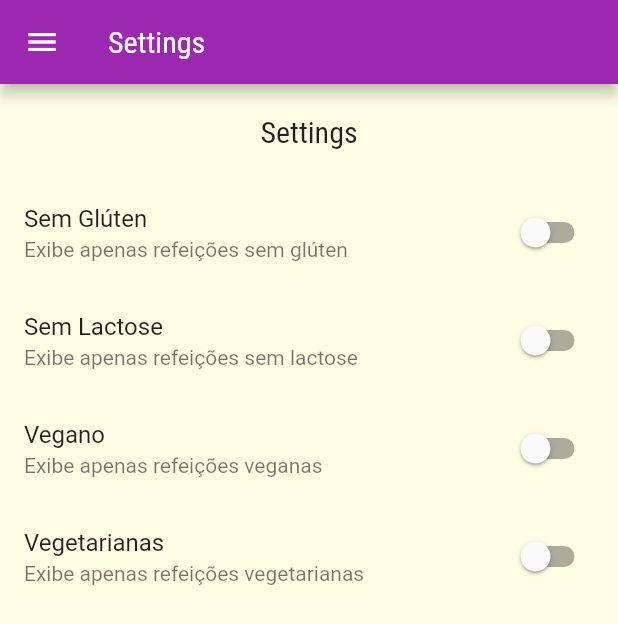
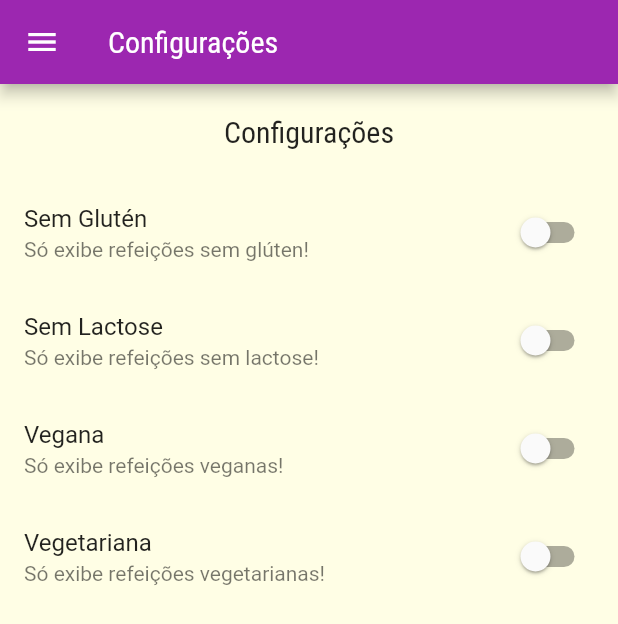
Before and after one commit to marcelinx/delimeals-flutter, a Flutter app: the SettingsScreen screen opened by its route, on a phone screen of 412 x 824 dp. Shown: the top 624 px of the screen. Run offline on Flutter 3.47's test engine with Material 2 defaults, Android fonts, the phone set to English and light mode, and no system bars; network calls fail.

Commit message:
adicionando filtro de refeicoes

```diff
--- a/lib/main.dart
+++ b/lib/main.dart
@@ -1,16 +1,49 @@
 import 'package:flutter/material.dart';
+
 import 'screens/tabs_screens.dart';
 import 'screens/categories_meals_screens.dart';
 import 'screens/meal_detail_screens.dart';
 import 'screens/settings_screens.dart';
+
 import 'utils/app_routes.dart';
+
+import 'models/meal.dart';
+import 'models/settings.dart';
+
+import 'data/dummy_data.dart';
 
 void main() {
   runApp(const MyApp());
 }
 
-class MyApp extends StatelessWidget {
+class MyApp extends StatefulWidget {
   const MyApp({Key? key}) : super(key: key);
+
+  @override
+  State<MyApp> createState() => _MyAppState();
+}
+
+class _MyAppState extends State<MyApp> {
+
+  Settings settings = Settings();
+  List<Meal> _availableMeals = dummyMeals;
+
+  void _filterMeals(Settings settings) {
+    setState(() {
+      this.settings = settings;
+
+      _availableMeals = dummyMeals.where((meal) {
+        final filterGluten = settings.isGlutenFree && !meal.isGlutenFree;
+        final filterLactose = settings.isLactoseFree && !meal.isLactoseFree;
+        final filterVegan = settings.isVegan && !meal.isVegan;
+        final filterVegetarian = settings.isVegetarian && !meal.isVegetarian;
+        return !filterGluten &&
+               !filterLactose &&
+               !filterVegan &&
+               !filterVegetarian;
+      }).toList();
+    });
+  }
 
   @override
   Widget build(BuildContext context) {
@@ -32,9 +65,9 @@ class MyApp extends StatelessWidget {
       ),
       routes: {
         AppRoutes.HOME: (ctx) => const TabsScreen(),
-        AppRoutes.CATEGORIES_MEALS: (ctx) => const CategoriesMealsScreen(),
+        AppRoutes.CATEGORIES_MEALS: (ctx) => CategoriesMealsScreen(_availableMeals),
         AppRoutes.MEAL_DETAIL: (ctx) => const MealDetailScreen(),
-        AppRoutes.SETTINGS: (ctx) => const SettingsScreen(),
+        AppRoutes.SETTINGS: (ctx) => SettingsScreen(settings ,_filterMeals),
       },
     );
   }
--- a/lib/screens/settings_screens.dart
+++ b/lib/screens/settings_screens.dart
@@ -1,17 +1,26 @@
 import 'package:flutter/material.dart';
-
 import '../components/main_drawer.dart';
 import '../models/settings.dart';
 
 class SettingsScreen extends StatefulWidget {
-  const SettingsScreen({super.key});
+  final Settings settings;
+  final Function(Settings) onSettingsChanged;
+
+  const SettingsScreen(this.settings, this.onSettingsChanged, {Key? key})
+      : super(key: key);
 
   @override
   State<SettingsScreen> createState() => _SettingsScreenState();
 }
 
 class _SettingsScreenState extends State<SettingsScreen> {
-  var settings = Settings();
+  Settings? settings;
+
+  @override
+  void initState() {
+    super.initState();
+    settings = widget.settings;
+  }
 
   Widget _createSwitch(
     String title,
@@ -23,7 +32,10 @@ class _SettingsScreenState extends State<SettingsScreen> {
       title: Text(title),
       subtitle: Text(subtitle),
       value: value,
-      onChanged: onChanged,
+      onChanged: (value) {
+        onChanged(value);
+        widget.onSettingsChanged(settings!);
+      },
     );
   }
 
@@ -31,15 +43,15 @@ class _SettingsScreenState extends State<SettingsScreen> {
   Widget build(BuildContext context) {
     return Scaffold(
       appBar: AppBar(
-        title: const Text('Settings'),
+        title: const Text('Configurações'),
       ),
       drawer: const MainDrawer(),
       body: Column(
-        children: <Widget>[
+        children: [
           Container(
             padding: const EdgeInsets.all(20),
             child: Text(
-              'Settings',
+              'Configurações',
               style: Theme.of(context).textTheme.titleLarge,
             ),
           ),
@@ -47,32 +59,32 @@ class _SettingsScreenState extends State<SettingsScreen> {
             child: ListView(
               children: [
                 _createSwitch(
-                  'Sem Glúten',
-                  'Exibe apenas refeições sem glúten',
-                  settings.isGlutenFree,
-                  (value) => setState(() => settings.isGlutenFree = value),
+                  'Sem Glutén',
+                  'Só exibe refeições sem glúten!',
+                  settings!.isGlutenFree,
+                  (value) => setState(() => settings!.isGlutenFree = value),
                 ),
                 _createSwitch(
                   'Sem Lactose',
-                  'Exibe apenas refeições sem lactose',
-                  settings.isGlutenFree,
-                  (value) => setState(() => settings.isLactoseFree = value),
+                  'Só exibe refeições sem lactose!',
+                  settings!.isLactoseFree,
+                  (value) => setState(() => settings!.isLactoseFree = value),
                 ),
                 _createSwitch(
-                  'Vegano',
-                  'Exibe apenas refeições veganas',
-                  settings.isGlutenFree,
-                  (value) => setState(() => settings.isVegan = value),
+                  'Vegana',
+                  'Só exibe refeições veganas!',
+                  settings!.isVegan,
+                  (value) => setState(() => settings!.isVegan = value),
                 ),
                 _createSwitch(
-                  'Vegetarianas',
-                  'Exibe apenas refeições vegetarianas',
-                  settings.isGlutenFree,
-                  (value) => setState(() => settings.isVegetarian = value),
+                  'Vegetariana',
+                  'Só exibe refeições vegetarianas!',
+                  settings!.isVegetarian,
+                  (value) => setState(() => settings!.isVegetarian = value),
                 ),
               ],
             ),
-          ),
+          )
         ],
       ),
     );
```
Also changed, not shown: lib/screens/categories_meals_screens.dart (+5 -3 lines), lib/screens/meal_detail_screens.dart (+11 -4 lines).
